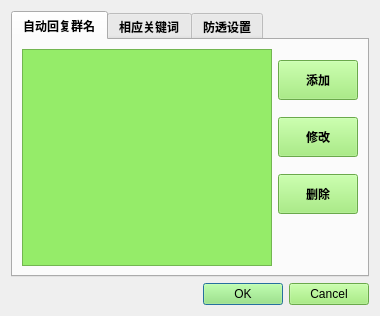
WatsonJay/python_test, file hello_world/talk_robot/gui/setting.ui: the form before one commit.
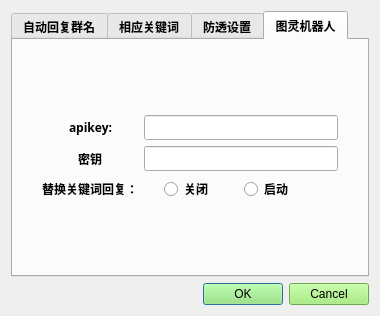
The form after the commit.

Commit message: 追加图灵机器人接口

The edit to the form file:
```diff
--- a/hello_world/talk_robot/gui/setting.ui
+++ b/hello_world/talk_robot/gui/setting.ui
@@ -27,7 +27,7 @@
       <string notr="true"/>
      </property>
      <property name="currentIndex">
-      <number>0</number>
+      <number>3</number>
      </property>
      <widget class="QWidget" name="tab">
       <attribute name="title">
@@ -454,6 +454,105 @@
        </item>
       </layout>
      </widget>
+     <widget class="QWidget" name="tab_4">
+      <attribute name="title">
+       <string>图灵机器人</string>
+      </attribute>
+      <layout class="QHBoxLayout" name="horizontalLayout_5">
+       <item>
+        <layout class="QFormLayout" name="formLayout">
+         <property name="fieldGrowthPolicy">
+          <enum>QFormLayout::AllNonFixedFieldsGrow</enum>
+         </property>
+         <property name="rowWrapPolicy">
+          <enum>QFormLayout::DontWrapRows</enum>
+         </property>
+         <property name="labelAlignment">
+          <set>Qt::AlignCenter</set>
+         </property>
+         <property name="formAlignment">
+          <set>Qt::AlignCenter</set>
+         </property>
+         <property name="leftMargin">
+          <number>20</number>
+         </property>
+         <property name="topMargin">
+          <number>0</number>
+         </property>
+         <property name="rightMargin">
+          <number>20</number>
+         </property>
+         <property name="bottomMargin">
+          <number>0</number>
+         </property>
+         <item row="0" column="0">
+          <widget class="QLabel" name="label_2">
+           <property name="text">
+            <string>apikey:</string>
+           </property>
+           <property name="alignment">
+            <set>Qt::AlignCenter</set>
+           </property>
+          </widget>
+         </item>
+         <item row="1" column="0">
+          <widget class="QLabel" name="label_3">
+           <property name="text">
+            <string>密钥</string>
+           </property>
+          </widget>
+         </item>
+         <item row="0" column="1">
+          <widget class="QLineEdit" name="apiKeyEdit"/>
+         </item>
+         <item row="1" column="1">
+          <widget class="QLineEdit" name="apiPassEdit">
+           <property name="text">
+            <string/>
+           </property>
+           <property name="echoMode">
+            <enum>QLineEdit::Password</enum>
+           </property>
+           <property name="clearButtonEnabled">
+            <bool>false</bool>
+           </property>
+          </widget>
+         </item>
+         <item row="2" column="0">
+          <widget class="QLabel" name="label_4">
+           <property name="text">
+            <string>替换关键词回复：</string>
+           </property>
+          </widget>
+         </item>
+         <item row="2" column="1">
+          <layout class="QHBoxLayout" name="horizontalLayout_6">
+           <property name="leftMargin">
+            <number>20</number>
+           </property>
+           <property name="rightMargin">
+            <number>20</number>
+           </property>
+           <item>
+            <widget class="QRadioButton" name="replace_open">
+             <property name="text">
+              <string>关闭</string>
+             </property>
+            </widget>
+           </item>
+           <item>
+            <widget class="QRadioButton" name="replace_close">
+             <property name="text">
+              <string>启动</string>
+             </property>
+            </widget>
+           </item>
+          </layout>
+         </item>
+        </layout>
+       </item>
+      </layout>
+     </widget>
     </widget>
    </item>
    <item>
```
The commit also changes 2 other files.
